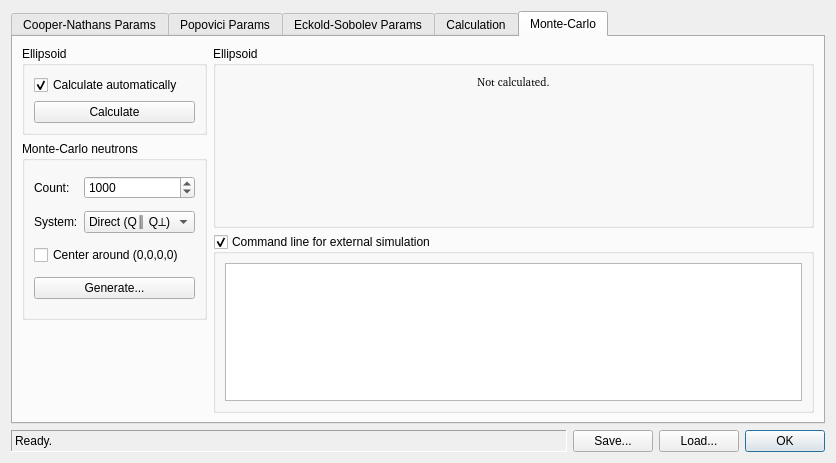
The window that ui/reso.ui (tweber-ill/frm_mirror-takin1) describes before a commit, drawn with Qt 5.
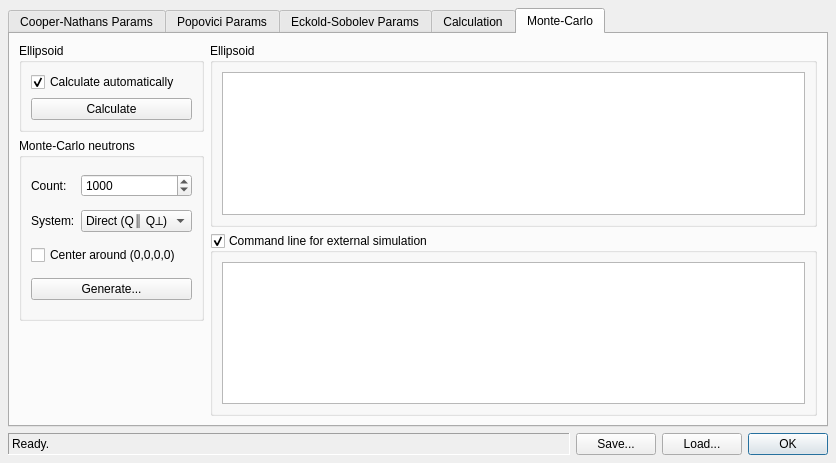
The same window after the commit. The open tabs and pages were chosen to show the change.

```diff
--- a/ui/reso.ui
+++ b/ui/reso.ui
@@ -14,6 +14,9 @@
    <string>TAS Resolution</string>
   </property>
   <layout class="QGridLayout" name="gridLayout">
+   <property name="margin">
+    <number>8</number>
+   </property>
    <item row="1" column="1">
     <widget class="QPushButton" name="btnSave">
      <property name="text">
@@ -1867,20 +1870,17 @@
          <property name="title">
           <string>Ellipsoid</string>
          </property>
-         <layout class="QFormLayout" name="formLayout">
-          <item row="0" column="0" colspan="2">
-           <widget class="QLabel" name="labelElli">
-            <property name="font">
-             <font>
-              <family>DejaVu Sans Mono [unknown]</family>
-              <pointsize>8</pointsize>
-             </font>
+         <layout class="QGridLayout" name="gridLayout_13">
+          <item row="0" column="0">
+           <widget class="QTextEdit" name="editElli">
+            <property name="tabChangesFocus">
+             <bool>true</bool>
             </property>
-            <property name="text">
-             <string>Not calculated.</string>
+            <property name="undoRedoEnabled">
+             <bool>false</bool>
             </property>
-            <property name="alignment">
-             <set>Qt::AlignCenter</set>
+            <property name="readOnly">
+             <bool>true</bool>
             </property>
            </widget>
           </item>
```
Left out of the diff: 1 changed line with no effect on the pictures.
